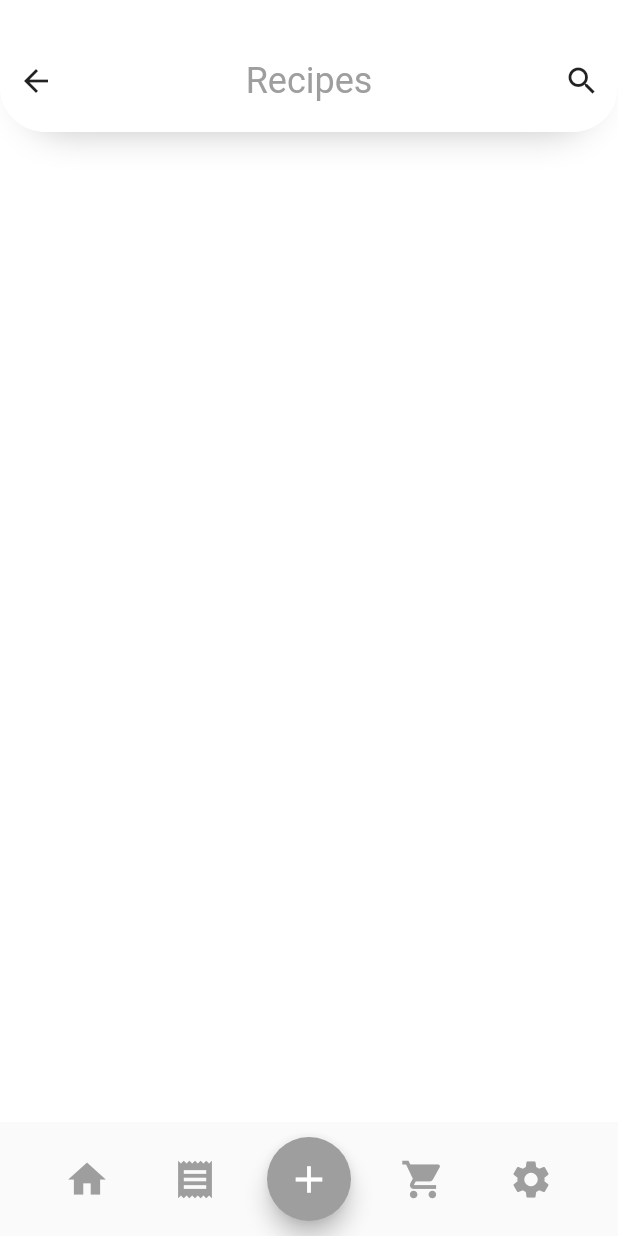
After one commit to codingbbq/flutter_fresh_food, a Flutter app: the Recipes screen opened by its route, on a phone screen of 412 x 824 dp. The commit adds this screen. Run offline on Flutter 3.47's test engine with Material 2 defaults, Android fonts, the phone set to English and light mode, and no system bars.

Commit message:
New pages

```diff
--- a/lib/main.dart
+++ b/lib/main.dart
@@ -1,8 +1,10 @@
 import 'package:flutter/material.dart';
+import 'package:flutter_fresh_food/pages/cart/page_cart.dart';
 import 'package:flutter_fresh_food/pages/create_account/page_create_account.dart';
 import 'package:flutter_fresh_food/pages/home/page_home.dart';
 import 'package:flutter_fresh_food/pages/onboarding/page_onboarding.dart';
 import 'package:flutter_fresh_food/pages/quick_shop/page_quick_shop.dart';
+import 'package:flutter_fresh_food/pages/recipes/page_recipes.dart';
 import 'package:flutter_fresh_food/pages/settings/accounts/page_accounts.dart';
 import 'package:flutter_fresh_food/pages/settings/livechat/page_livechat.dart';
 import 'package:flutter_fresh_food/pages/settings/orders/page_orders.dart';
@@ -32,6 +34,7 @@ class FreshFood extends StatelessWidget {
         '/home': (context) => HomePage(),
         '/settings': (contenxt) => SettingsPage(),
         '/quick_shop': (context) => QuickShop(),
+        '/cart': (context) => Cart(),
         // Settings Nav
         '/account': (contenxt) => Accounts(),
         '/orders': (contenxt) => Orders(),
@@ -39,6 +42,7 @@ class FreshFood extends StatelessWidget {
         '/darkmode': (contenxt) =>
             SignIn(), // ToDo : Implement dark mode option
         '/signout': (contenxt) => SignIn(),
+        '/recipes': (context) => Recipes(),
       },
     );
   }
--- a/lib/pages/onboarding/onboard_list/one_onboarding.dart
+++ b/lib/pages/onboarding/onboard_list/one_onboarding.dart
@@ -28,7 +28,8 @@ class OnBoardingOne extends StatelessWidget {
                   Container(
                     width: 200,
                     height: 200,
-                    child: Placeholder(),
+                    child: Image.asset(
+                        "assets/images/onboarding/one_onboarding.png"),
                   ),
 
                   SizedBox(
--- /dev/null
+++ b/lib/pages/recipes/page_recipes.dart
@@ -0,0 +1,61 @@
+import 'package:flutter/material.dart';
+import 'package:flutter_fresh_food/utils/bottom_nav.dart';
+import 'package:flutter_fresh_food/utils/custom_box_decoration.dart';
+
+class Recipes extends StatelessWidget {
+  @override
+  Widget build(BuildContext context) {
+    return Scaffold(
+      backgroundColor: Colors.white,
+      bottomSheet: CustomBottomNavigation(),
+      body: Column(
+        children: [
+          // Header
+          Container(
+            width: MediaQuery.of(context).size.width,
+            decoration: customBoxDecoration,
+            child: Column(
+              children: [
+                SizedBox(
+                  height: 30,
+                ),
+                Row(
+                  mainAxisAlignment: MainAxisAlignment.spaceBetween,
+                  children: [
+                    IconButton(
+                      icon: Icon(Icons.arrow_back),
+                      onPressed: () {
+                        Navigator.pop(context);
+                      },
+                    ),
+                    Text(
+                      "Recipes",
+                      textAlign: TextAlign.center,
+                      style: TextStyle(
+                        color: Colors.grey,
+                        fontSize: 24.0,
+                      ),
+                    ),
+                    IconButton(
+                      icon: Icon(Icons.search),
+                      onPressed: () {
+                        Navigator.pop(context);
+                      },
+                    ),
+                  ],
+                ),
+                SizedBox(
+                  height: 10.0,
+                ),
+              ],
+            ),
+          ),
+
+          SizedBox(
+            height: 15.0,
+          ),
+        ],
+      ),
+    );
+  }
+}
--- a/pubspec.yaml
+++ b/pubspec.yaml
@@ -12,6 +12,8 @@ environment:
 dependencies:
   flutter:
     sdk: flutter
+  flutter_hooks: ^0.14.0
+  hooks_riverpod: ^0.12.1
 
   cupertino_icons: ^0.1.3
 
@@ -24,4 +26,4 @@ flutter:
   uses-material-design: true
 
   assets:
-    - assets/images/
+    - assets/images/onboarding/
```
Also changed, not shown: lib/pages/cart/page_cart.dart (added, +53 -0 lines), lib/pages/onboarding/onboard_list/two_onboarding.dart (+7 -1 lines), lib/utils/bottom_nav.dart (+10 -4 lines), pubspec.lock.
